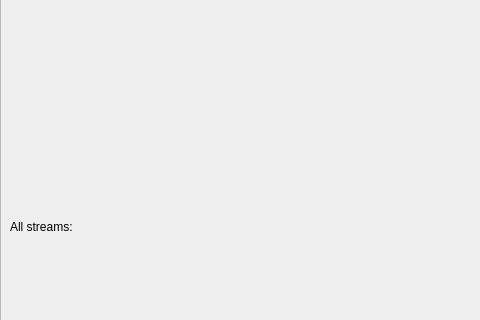
First picture: the form in brainframe_qt/ui/main_window/video_thumbnail_view/video_thumbnail_view.ui, repository aotuai/brainframe-qt, before the edit; both pictures show x 0 to 480 and y 192 to 512 of the 705 by 821 pixel window.
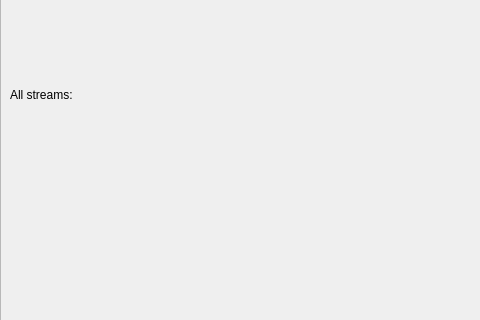
Second picture: the form after the edit. Custom widgets are drawn as their Qt base class.

Commit message: Added QSplitters between the thumbnail and expanded views, and between the expanded video and the alert box

Patch:
```diff
--- a/brainframe_qt/ui/main_window/video_thumbnail_view/video_thumbnail_view.ui
+++ b/brainframe_qt/ui/main_window/video_thumbnail_view/video_thumbnail_view.ui
@@ -136,6 +136,19 @@
          </layout>
         </widget>
        </item>
+       <item>
+        <spacer name="verticalSpacer">
+         <property name="orientation">
+          <enum>Qt::Vertical</enum>
+         </property>
+         <property name="sizeHint" stdset="0">
+          <size>
+           <width>20</width>
+           <height>40</height>
+          </size>
+         </property>
+        </spacer>
+       </item>
       </layout>
      </widget>
     </widget>
```
The commit also changes 4 other files.
